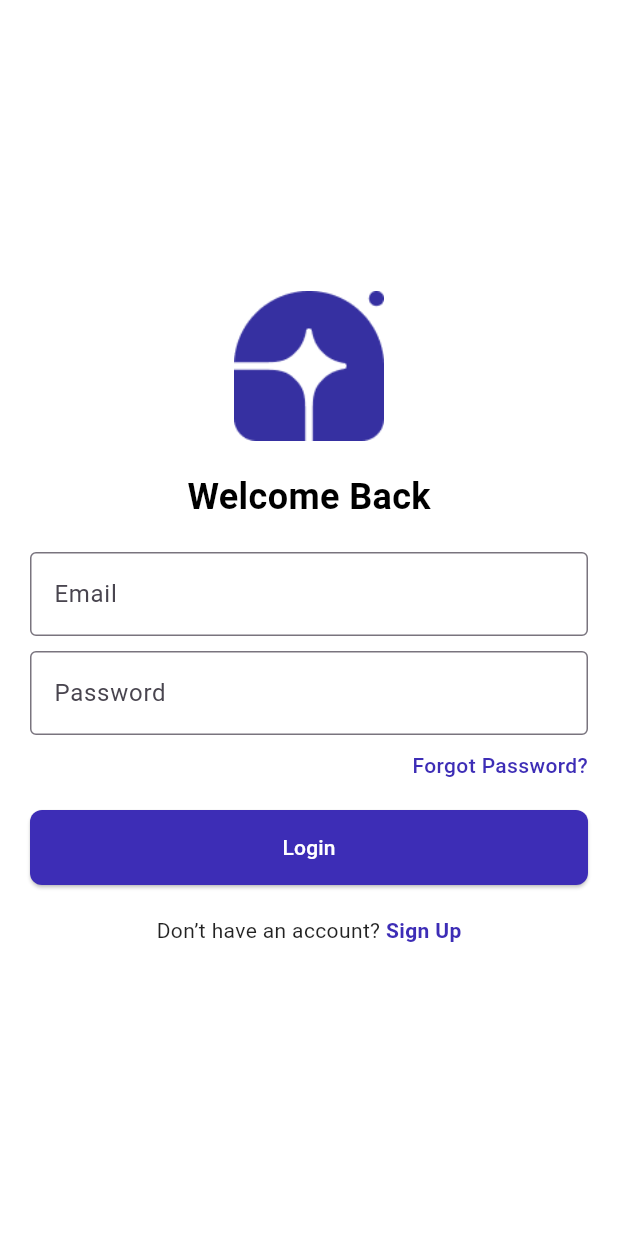
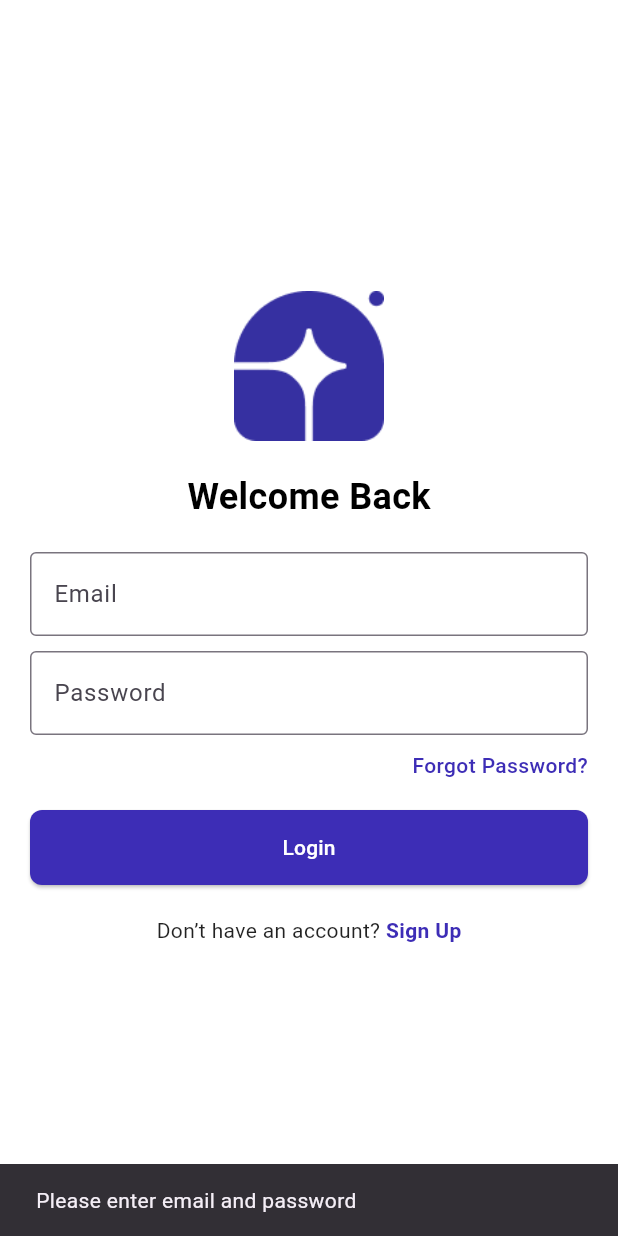
Before and after one commit to gyhaan/tourix, a Flutter app: the screen it shows after launch, after a tap on "Login", on a phone screen of 412 x 824 dp. Run offline on Flutter 3.47's test engine with Material 3 defaults, Android fonts, the phone set to English and light mode, and no system bars; our stand-ins replace cloud_firestore, firebase_auth, firebase_core; accounts and stored records are empty.

Commit message:
implement login and signup

```diff
--- a/lib/main.dart
+++ b/lib/main.dart
@@ -1,13 +1,21 @@
 import 'package:flutter/material.dart';
+import 'package:firebase_core/firebase_core.dart';
+import 'firebase_options.dart';
 import 'dart:async';
 import 'screens/login.dart';
 import 'screens/signup.dart';
 
-void main() {
-  runApp(MyApp());
+void main() async {
+  WidgetsFlutterBinding.ensureInitialized();
+  await Firebase.initializeApp(
+    options: DefaultFirebaseOptions.currentPlatform,
+  );
+  runApp(const MyApp());
 }
 
 class MyApp extends StatelessWidget {
+  const MyApp({super.key});
+
   @override
   Widget build(BuildContext context) {
     return MaterialApp(
@@ -32,7 +40,7 @@
   @override
   void initState() {
     super.initState();
-    Timer(Duration(seconds: 20), () {
+    Timer(const Duration(seconds: 20), () {
       Navigator.pushReplacementNamed(context, '/login');
     });
   }
@@ -54,7 +62,7 @@
             color: Colors.black.withOpacity(0.3), // Reduce overlay opacity
           ),
           // Centered Content
-          Align(
+          const Align(
             alignment: Alignment(0.0, 0.4), // Moves text downward
             child: Column(
               mainAxisSize: MainAxisSize.min,
--- a/lib/screens/login.dart
+++ b/lib/screens/login.dart
@@ -1,15 +1,71 @@
 import 'package:flutter/material.dart';
+import 'package:firebase_auth/firebase_auth.dart';
+import 'package:cloud_firestore/cloud_firestore.dart';
+import 'package:tourix_app/screens/home.dart';
 import 'signup.dart'; // Ensure this file exists
 
-class LoginPage extends StatelessWidget {
-  // Define a custom blue color matching the one in the image
-  final Color customBlue =
-      const Color(0xFF3D2DB6); // Adjust this color to match exactly
+class LoginPage extends StatefulWidget {
+  @override
+  _LoginPageState createState() => _LoginPageState();
+}
+
+class _LoginPageState extends State<LoginPage> {
+  final Color customBlue = const Color(0xFF3D2DB6);
+
+  // Controllers for input fields
+  final TextEditingController emailController = TextEditingController();
+  final TextEditingController passwordController = TextEditingController();
+
+  bool isLoading = false; // Loading state
+
+  // 🔐 Login function
+  void loginUser() async {
+    if (emailController.text.isEmpty || passwordController.text.isEmpty) {
+      ScaffoldMessenger.of(context).showSnackBar(
+        const SnackBar(content: Text("Please enter email and password")),
+      );
+      return;
+    }
+
+    setState(() => isLoading = true); // Show loading indicator
+
+    try {
+      // 1️⃣ Authenticate user with Firebase
+      UserCredential userCredential =
+          await FirebaseAuth.instance.signInWithEmailAndPassword(
+        email: emailController.text.trim(),
+        password: passwordController.text.trim(),
+      );
+
+      // 2️⃣ Fetch user details from Firestore
+      DocumentSnapshot userDoc = await FirebaseFirestore.instance
+          .collection("users")
+          .doc(userCredential.user!.uid)
+          .get();
+
+      if (!userDoc.exists) {
+        throw Exception("User data not found in Firestore!");
+      }
+
+      // 3️⃣ Navigate to home screen
+      Navigator.push(
+          context, MaterialPageRoute(builder: (context) => const Home()));
+
+      print("✅ Login successful!");
+    } catch (e) {
+      print("❌ Error: $e");
+      ScaffoldMessenger.of(context).showSnackBar(
+        SnackBar(content: Text("Error: ${e.toString()}")),
+      );
+    }
+
+    setState(() => isLoading = false); // Hide loading indicator
+  }
 
   @override
   Widget build(BuildContext context) {
     return Scaffold(
-      backgroundColor: Colors.white, // Set background to white
+      backgroundColor: Colors.white,
       body: Padding(
         padding: const EdgeInsets.all(20.0),
         child: Column(
@@ -20,7 +76,7 @@ class LoginPage extends StatelessWidget {
               'assets/images/Frame2.png',
               width: 100,
               height: 100,
-              fit: BoxFit.cover, // Keep original image color
+              fit: BoxFit.cover,
             ),
             const SizedBox(height: 20),
             const Text(
@@ -28,40 +84,43 @@ class LoginPage extends StatelessWidget {
               style: TextStyle(
                 fontSize: 24,
                 fontWeight: FontWeight.bold,
-                color: Colors.black, // Black text for title
+                color: Colors.black,
               ),
             ),
             const SizedBox(height: 20),
+
+            // Email Input
             TextField(
+              controller: emailController,
               decoration: InputDecoration(
                 labelText: "Email",
                 border: const OutlineInputBorder(),
                 focusedBorder: OutlineInputBorder(
-                  borderSide: BorderSide(color: customBlue), // Blue border
+                  borderSide: BorderSide(color: customBlue),
                 ),
               ),
             ),
             const SizedBox(height: 10),
+
+            // Password Input
             TextField(
+              controller: passwordController,
               obscureText: true,
               decoration: InputDecoration(
                 labelText: "Password",
                 border: const OutlineInputBorder(),
                 focusedBorder: OutlineInputBorder(
-                  borderSide: BorderSide(color: customBlue), // Blue border
+                  borderSide: BorderSide(color: customBlue),
                 ),
               ),
             ),
             const SizedBox(height: 10),
+
             Align(
               alignment: Alignment.centerRight,
               child: GestureDetector(
                 onTap: () {
-                  // Navigate to Forgot Password Page
-                  Navigator.push(
-                    context,
-                    MaterialPageRoute(builder: (context) => const SignUpPage()),
-                  );
+                  // Forgot Password Feature (Can be implemented later)
                 },
                 child: Text(
                   "Forgot Password?",
@@ -71,29 +130,29 @@ class LoginPage extends StatelessWidget {
               ),
             ),
             const SizedBox(height: 20),
+
+            // Login Button
             ElevatedButton(
-              onPressed: () {
-                // Navigate to BookingOne after login
-                // Navigator.push(
-                //   context,
-                //   MaterialPageRoute(builder: (context) => BookingOne()),
-                // );
-              },
+              onPressed:
+                  isLoading ? null : loginUser, // Disable button while loading
               style: ElevatedButton.styleFrom(
                 minimumSize: const Size(double.infinity, 50),
-                backgroundColor: customBlue, // Button color
-                foregroundColor: Colors.white, // Text color
+                backgroundColor: customBlue,
+                foregroundColor: Colors.white,
                 shape: RoundedRectangleBorder(
-                  borderRadius:
-                      BorderRadius.circular(8), // Match the rounded style
+                  borderRadius: BorderRadius.circular(8),
                 ),
               ),
-              child: const Text("Login"),
+              child: isLoading
+                  ? CircularProgressIndicator(
+                      color: Colors.white) // Show loader
+                  : const Text("Login"),
             ),
             const SizedBox(height: 20),
+
+            // Sign Up Navigation
             GestureDetector(
               onTap: () {
-                // Navigate to SignUpPage
                 Navigator.push(
                   context,
                   MaterialPageRoute(builder: (context) => const SignUpPage()),
@@ -102,13 +161,12 @@ class LoginPage extends StatelessWidget {
               child: Text.rich(
                 TextSpan(
                   text: "Don’t have an account? ",
-                  style: const TextStyle(
-                      color: Colors.black87), // Regular text color
+                  style: const TextStyle(color: Colors.black87),
                   children: [
                     TextSpan(
                       text: "Sign Up",
                       style: TextStyle(
-                        color: customBlue, // Light blue clickable text
+                        color: customBlue,
                         fontWeight: FontWeight.bold,
                       ),
                     ),
--- a/pubspec.yaml
+++ b/pubspec.yaml
@@ -35,6 +35,9 @@ dependencies:
   # The following adds the Cupertino Icons font to your application.
   # Use with the CupertinoIcons class for iOS style icons.
   cupertino_icons: ^1.0.8
+  firebase_core: ^3.12.1
+  firebase_auth: ^5.5.1
+  cloud_firestore: ^5.6.5
 
 dev_dependencies:
   flutter_test:
```
Also changed, not shown: lib/screens/home.dart (added, +14 -0 lines), lib/screens/signup.dart (+75 -25 lines), firebase.json (added), lib/firebase_options.dart (added), pubspec.lock, 6 other files.
